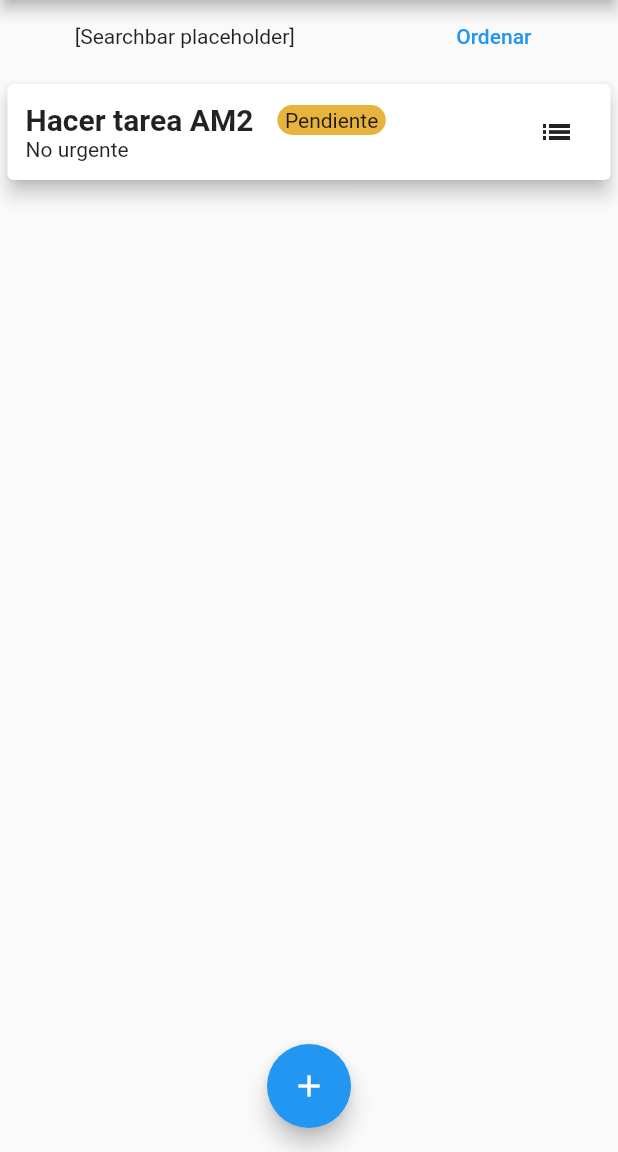
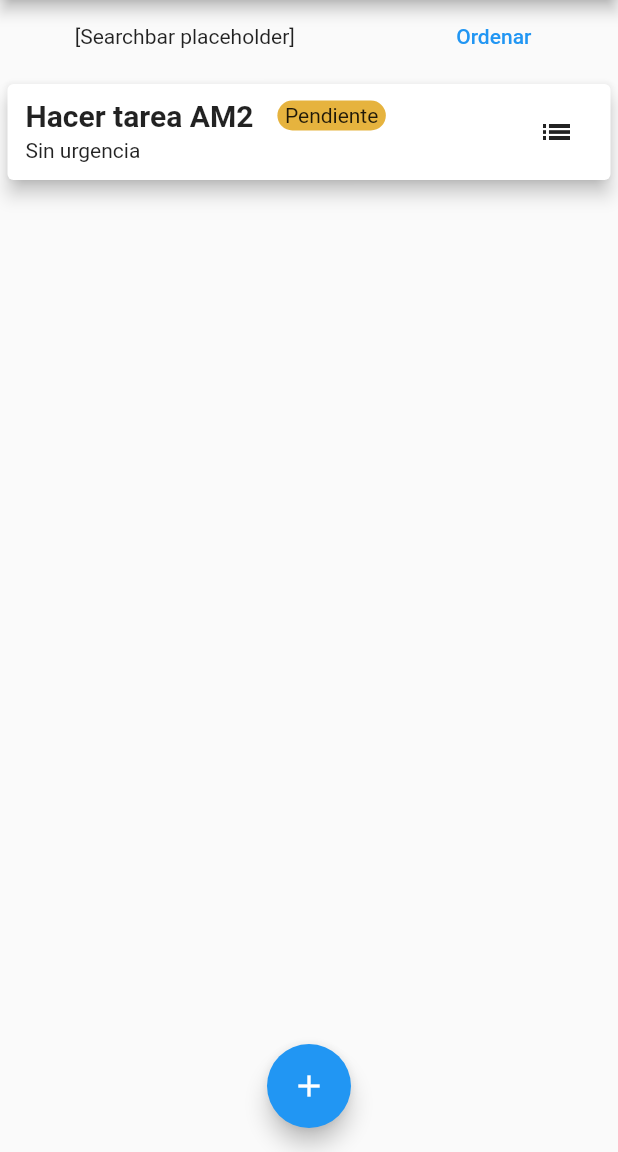
Before and after one commit to Matias-Rossi/todo_one, a Flutter app: the screen it shows after launch, on a phone screen of 412 x 824 dp, the part 84-1236 px from its top. Run offline on Flutter 3.47's test engine with Material 2 defaults, Android fonts, the light colour scheme and no system bars.

Commit message:
Adjusted line spacing between task details

```diff
--- a/lib/widgets/task_list.dart
+++ b/lib/widgets/task_list.dart
@@ -75,6 +75,24 @@ class _TaskListState extends State<TaskList> {
     );
   }
 
+  Widget _showPriority(int priority) {
+    switch (priority) {
+      case 1:
+        return Text("Urgente");
+        break;
+      case 2:
+        return Text("Prioritario");
+        break;
+      case 3:
+        return Text("Sin urgencia");
+        break;
+      default:
+        return TaskList._empty;
+    }
+
+    //todo estilizar con colores
+  }
+
   @override
   Widget build(BuildContext context) {
     return Container(
@@ -134,23 +152,21 @@ class _TaskListState extends State<TaskList> {
                                     //todo armar mejor la presentación de los estados
                                   ],
                                 ),
-                                Row(
-                                  children: [
-                                    _showDate(widget.tasks[ind].dateDue),
-                                    widget.tasks[ind].priority == 1
-                                        ? Text("Urgente")
-                                        : TaskList._empty,
-                                    widget.tasks[ind].priority == 2
-                                        ? Text("Normal")
-                                        : TaskList._empty,
-                                    widget.tasks[ind].priority == 3
-                                        ? Text("No urgente")
-                                        : TaskList._empty,
-                                    //todo estilizar con colores
-                                  ],
-                                  mainAxisAlignment: MainAxisAlignment.start,
+
+                                Padding(
+                                  padding: const EdgeInsets.only(top: 2.0),
+                                  child: _showDate(widget.tasks[ind].dateDue),
                                 ),
-                                _showDetails(widget.tasks[ind].details),
+                                Padding(
+                                  padding: const EdgeInsets.only(top: 2.0),
+                                  child:
+                                      _showPriority(widget.tasks[ind].priority),
+                                ),
+                                Padding(
+                                  padding: const EdgeInsets.only(top: 2.0),
+                                  child:
+                                      _showDetails(widget.tasks[ind].details),
+                                ),
                                 ..._showSubtasks(widget.tasks[ind]
                                     .subtasks) //TODO encontrar una forma de hacer bien el _empty
                               ],
```
